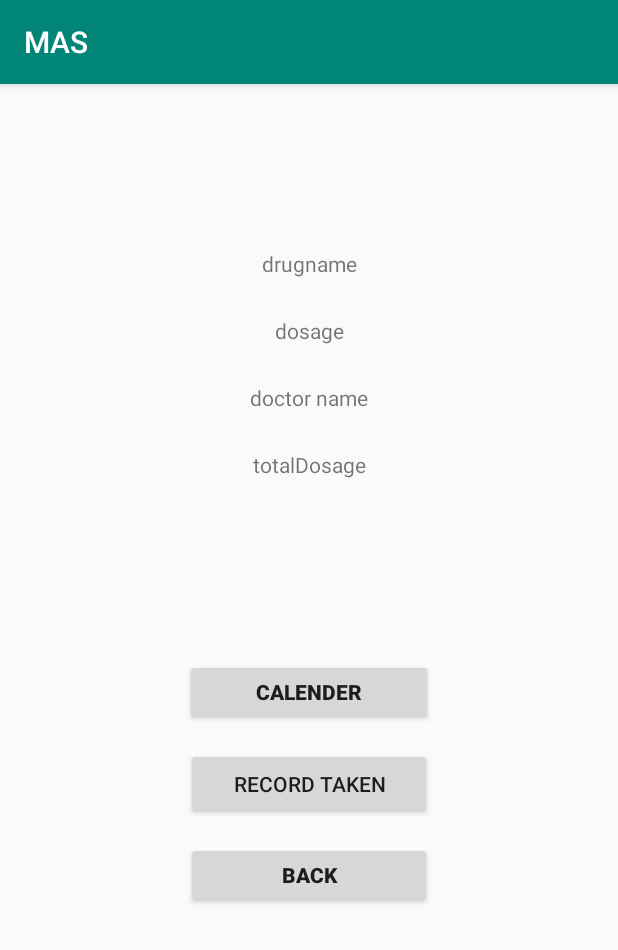
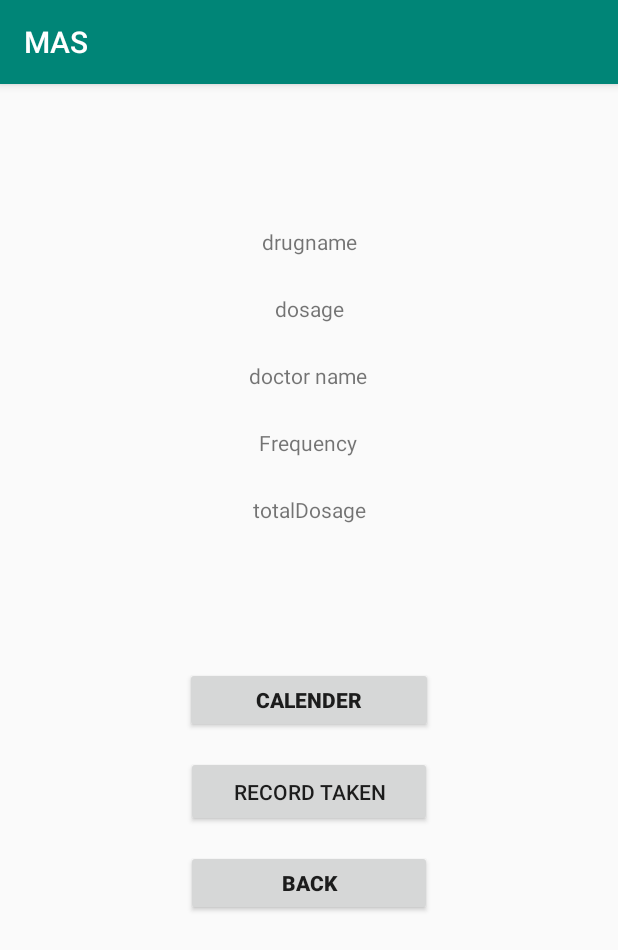
Before and after one commit to mz966319/Medication-Adherence-System, an Android app: the MedProfile2 screen opened directly, with no data from a screen before it, on a phone screen of 412 x 824 dp. Shown: the top 950 px of the screen. Run offline under Robolectric (Android 15) with nearby library versions, the phone set to English and light mode, and no system bars; our stand-ins replace Firebase (no records; nobody signed in at launch, a user with empty details on screens opened directly); 1 statement that could not run was skipped.

Commit message:
[REFACTOR] added features to notification option, registration switch to login activity, fixed bug in med-prof Moaaz - vivian

```diff
--- a/MAS/app/src/main/java/com/example/mas/MedProfile2.java
+++ b/MAS/app/src/main/java/com/example/mas/MedProfile2.java
@@ -33,6 +33,7 @@ public class MedProfile2 extends AppCompatActivity {
     private TextView Dosage ;
     private TextView Doctorname;
     private  TextView TotalDosage;
+    private TextView Frequency;
 
     @Override
     protected void onCreate(Bundle savedInstanceState) {
@@ -42,6 +43,7 @@ public class MedProfile2 extends AppCompatActivity {
           Dosage = (TextView)findViewById(R.id.dosageTextView);
           Doctorname = (TextView)findViewById(R.id.doctornameTextVeiw);
           TotalDosage = (TextView)findViewById(R.id.totalDosageTextView);
+          Frequency = (TextView) findViewById(R.id.freqTextView);
 
         Intent intent = getIntent();
         final String drugname = intent.getExtras().getString("DRUG_NAME");
@@ -62,7 +64,10 @@ public class MedProfile2 extends AppCompatActivity {
                     if(count==2)
                         drugnameText.setText(" Drug name: "+child.getValue(String.class));
                     if(count==3)
+                        Frequency.setText("Frequency : " + child.getValue(String.class));
+                    if(count==4)
                         TotalDosage.setText("Total dosage: " + child.getValue(String.class));
+
                     count++;
                 }
             }
--- a/MAS/app/src/main/java/com/example/mas/Registration.java
+++ b/MAS/app/src/main/java/com/example/mas/Registration.java
@@ -92,7 +92,7 @@ public class Registration extends AppCompatActivity {
                     databaseUsers = database.getReference().child("users");
                     databaseUsers.child(username).setValue(user);
                     Toast.makeText(Registration.this,"Registration done!!!", Toast.LENGTH_LONG).show();
-                    Intent intent = new Intent(Registration.this, WelcomeUser.class);
+                    Intent intent = new Intent(Registration.this, MainActivity.class);
                     startActivity(intent);
                 }
             }
--- a/MAS/app/src/main/res/layout/activity_main.xml
+++ b/MAS/app/src/main/res/layout/activity_main.xml
@@ -14,7 +14,6 @@
         android:ems="10"
         android:hint="Username"
         android:inputType="textPersonName"
-        android:text="222"
         app:layout_constraintEnd_toEndOf="parent"
         app:layout_constraintHorizontal_bias="0.501"
         app:layout_constraintStart_toStartOf="parent"
@@ -28,7 +27,6 @@
         android:ems="10"
         android:hint="Password"
         android:inputType="textPassword"
-        android:text="333"
         app:layout_constraintEnd_toEndOf="parent"
         app:layout_constraintStart_toStartOf="parent"
         app:layout_constraintTop_toBottomOf="@+id/ETName" />
--- a/MAS/app/src/main/res/layout/activity_med_profile2.xml
+++ b/MAS/app/src/main/res/layout/activity_med_profile2.xml
@@ -10,7 +10,7 @@
         android:id="@+id/ShowCalenderBt"
         android:layout_width="165dp"
         android:layout_height="44dp"
-        android:layout_marginTop="120dp"
+        android:layout_marginTop="95dp"
         android:onClick="MoveToCalenderActivity"
         android:text="Calender"
         android:textStyle="bold"
@@ -50,6 +50,7 @@
         android:layout_marginTop="25dp"
         android:text="doctor name"
         app:layout_constraintEnd_toEndOf="parent"
+        app:layout_constraintHorizontal_bias="0.498"
         app:layout_constraintStart_toStartOf="parent"
         app:layout_constraintTop_toBottomOf="@+id/dosageTextView" />
 
@@ -67,7 +68,7 @@
         android:id="@+id/drugNameTextView"
         android:layout_width="wrap_content"
         android:layout_height="wrap_content"
-        android:layout_marginTop="110dp"
+        android:layout_marginTop="95dp"
         android:text="drugname"
         app:layout_constraintEnd_toEndOf="parent"
         app:layout_constraintStart_toStartOf="parent"
@@ -81,13 +82,17 @@
         android:text="totalDosage"
         app:layout_constraintEnd_toEndOf="parent"
         app:layout_constraintStart_toStartOf="parent"
+        app:layout_constraintTop_toBottomOf="@+id/freqTextView" />
+
+    <TextView
+        android:id="@+id/freqTextView"
+        android:layout_width="wrap_content"
+        android:layout_height="wrap_content"
+        android:layout_marginTop="25dp"
+        android:text="Frequency"
+        app:layout_constraintEnd_toEndOf="parent"
+        app:layout_constraintHorizontal_bias="0.498"
+        app:layout_constraintStart_toStartOf="parent"
         app:layout_constraintTop_toBottomOf="@+id/doctornameTextVeiw" />
 
-    <ListView
-        android:id="@+id/listview"
-        android:layout_width="409dp"
-        android:layout_height="108dp"
-        app:layout_constraintStart_toStartOf="parent"
-        app:layout_constraintTop_toTopOf="parent" />
-
 </androidx.constraintlayout.widget.ConstraintLayout>
```
Also changed, not shown: MAS/app/build.gradle (+6 -23 lines), MAS/app/src/main/java/com/example/mas/AddDetails.java (+31 -11 lines), MAS/app/src/main/java/com/example/mas/NotificationReceiver.java (+4 -4 lines), 1 other file.
